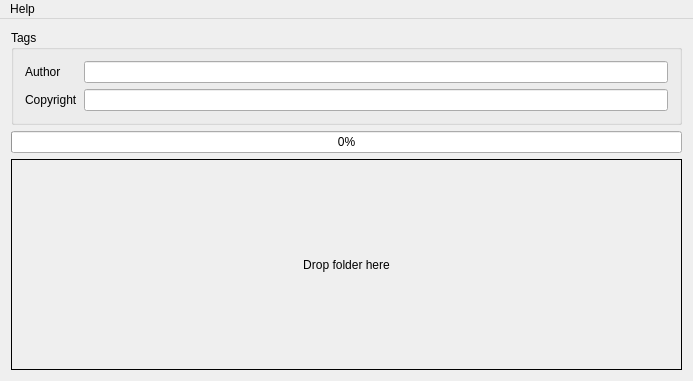
Above: qexif/mainwindow.ui from variar/copyright-tagger before the change. Below: the same form after it.
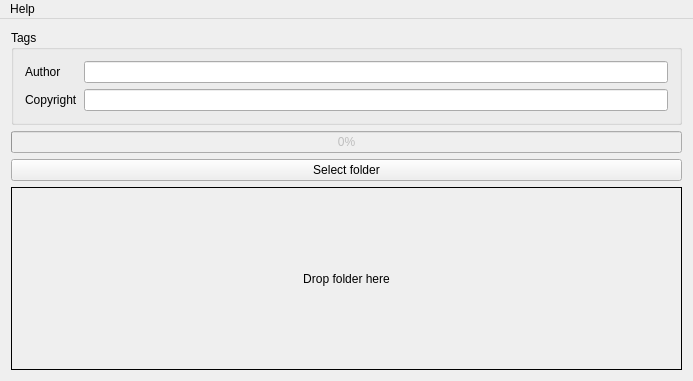
That is the form after the change. Icons and pictures are not drawn. Custom widgets are drawn as their Qt base class.

The edit to the form file:
```diff
--- a/qexif/mainwindow.ui
+++ b/qexif/mainwindow.ui
@@ -65,7 +65,7 @@
     <item>
      <widget class="QProgressBar" name="progressBar">
       <property name="enabled">
-       <bool>true</bool>
+       <bool>false</bool>
       </property>
       <property name="value">
        <number>0</number>
@@ -75,6 +75,13 @@
       </property>
      </widget>
     </item>
+    <item>
+     <widget class="QPushButton" name="pushButton">
+      <property name="text">
+       <string>Select folder</string>
+      </property>
+     </widget>
+    </item>
     <item>
      <widget class="DropArea" name="dropLabel">
       <property name="sizePolicy">
```
